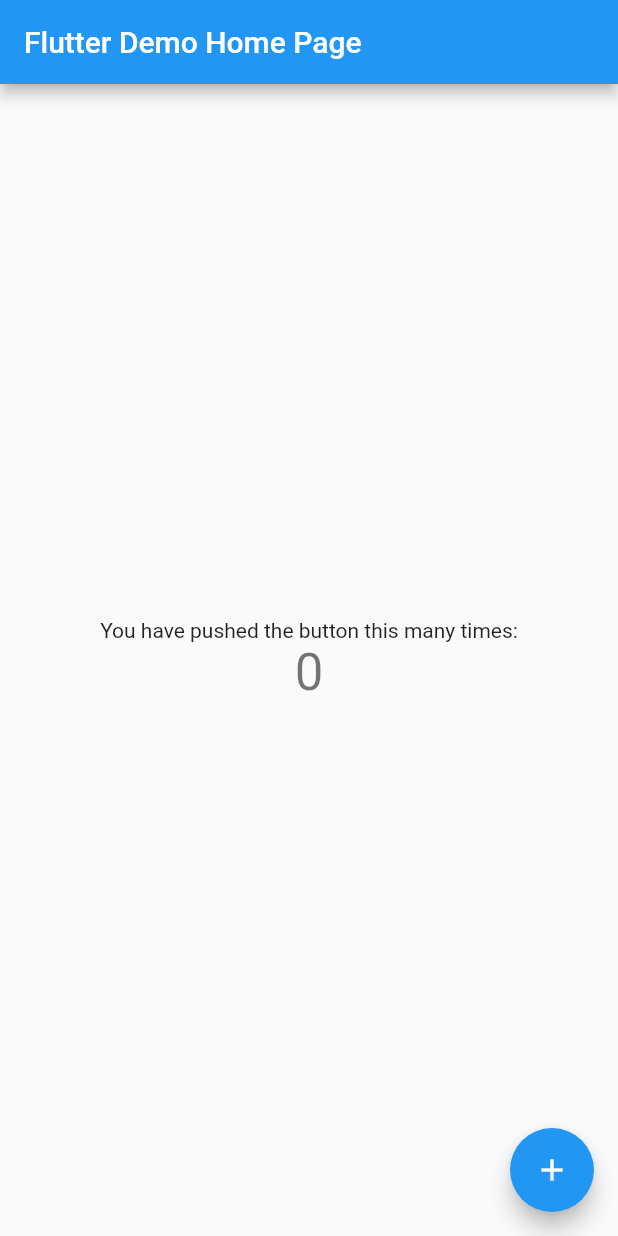
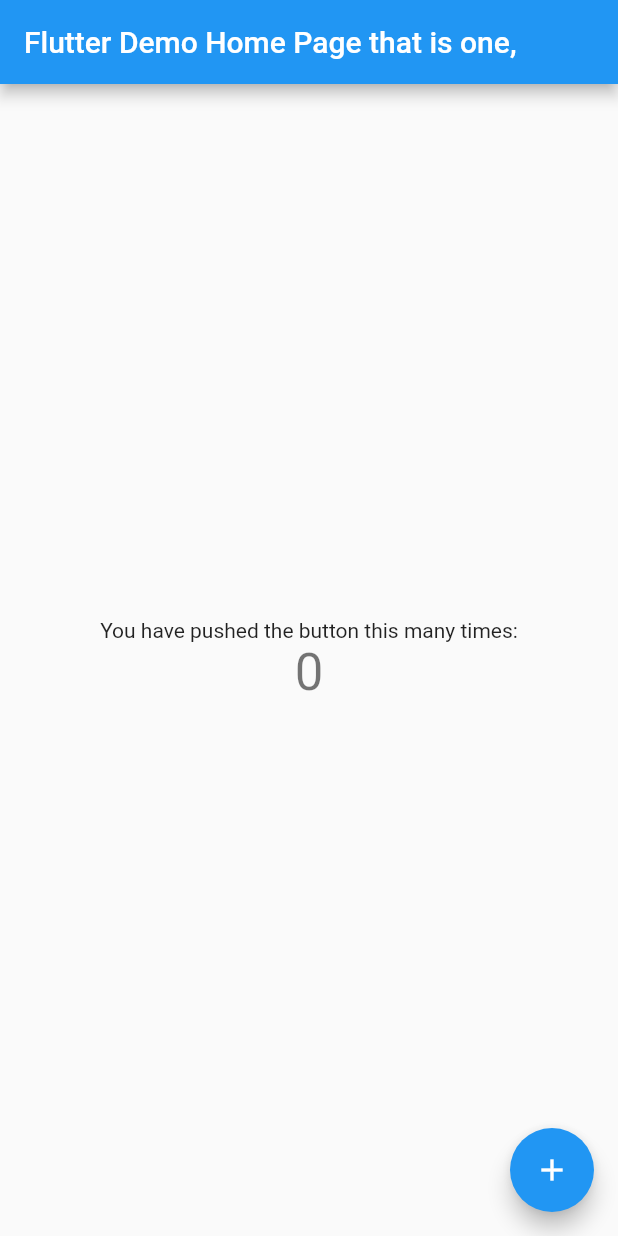
Before and after one commit to SLMRukais99/test1, a Flutter app: the screen it shows after launch, on a phone screen of 412 x 824 dp. Run offline on Flutter 3.47's test engine with Material 2 defaults, Android fonts, the phone set to English and light mode, and no system bars.

Commit message:
second commit

```diff
--- a/lib/main.dart
+++ b/lib/main.dart
@@ -24,7 +24,7 @@ class MyApp extends StatelessWidget {
         // is not restarted.
         primarySwatch: Colors.blue,
       ),
-      home: const MyHomePage(title: 'Flutter Demo Home Page'),
+      home: const MyHomePage(title: 'Flutter Demo Home Page that is one,'),
     );
   }
 }
```
